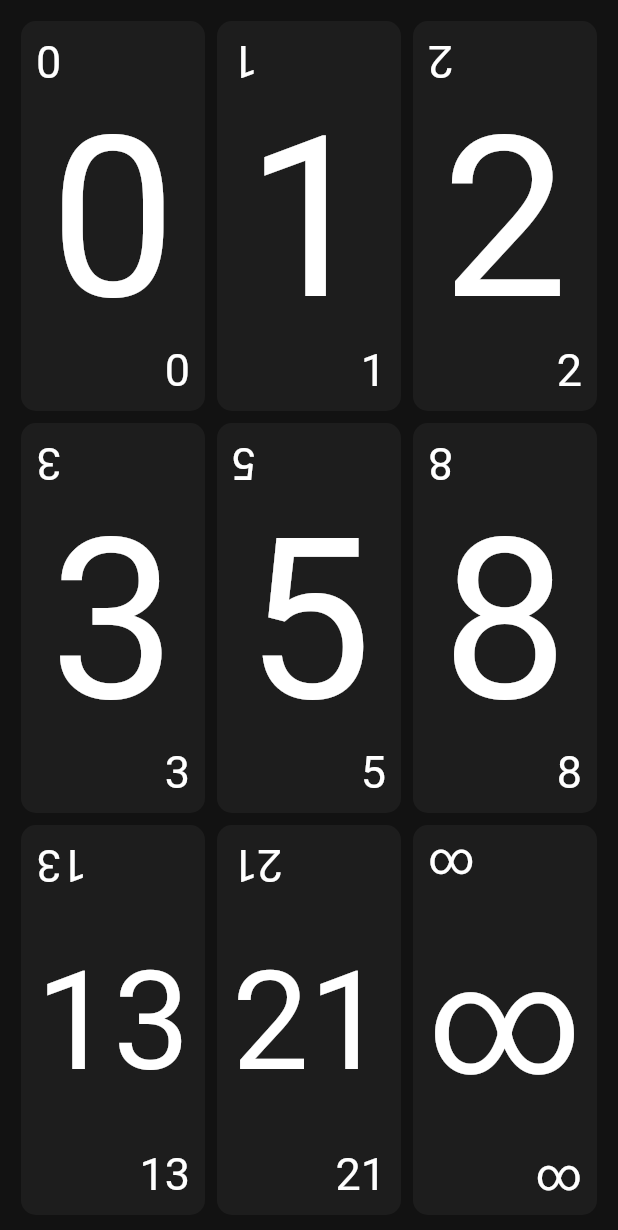
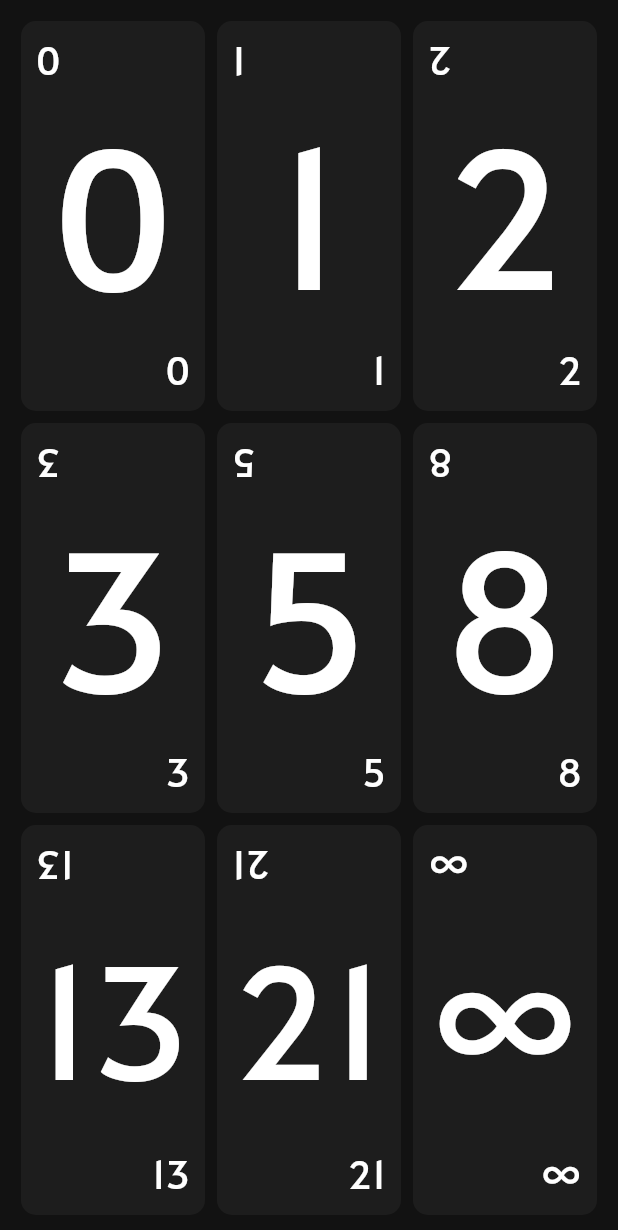
Before and after one commit to aafanasev/scrum-poker, a Flutter app: the screen it shows after launch, on a phone screen of 412 x 824 dp. Shown: the top 1230 px of the screen. Run offline on Flutter 3.47's test engine with Material 2 defaults, Android fonts, the phone set to English and light mode, and no system bars.

Commit message:
use manually imported fonts instead of google_fonts in order to support web

```diff
--- a/lib/widgets/card.dart
+++ b/lib/widgets/card.dart
@@ -1,5 +1,4 @@
 import 'package:flutter/widgets.dart';
-import 'package:google_fonts/google_fonts.dart';
 import 'package:provider/provider.dart';
 import 'package:scrum_poker/state/theme.dart';
 
@@ -53,10 +52,10 @@ class PokerCard extends StatelessWidget {
                     fit: BoxFit.contain,
                     child: Text(
                       value,
-                      style: GoogleFonts.alata(
-                        textStyle: TextStyle(
-                          color: textColor,
-                        ),
+                      textAlign: TextAlign.center,
+                      style: TextStyle(
+                        color: textColor,
+                        fontFamily: "Alata",
                       ),
                     ),
                   ),
@@ -70,10 +69,10 @@ class PokerCard extends StatelessWidget {
               fit: BoxFit.contain,
               child: Text(
                 value,
-                style: GoogleFonts.alata(
-                  textStyle: TextStyle(
-                    color: textColor,
-                  ),
+                textAlign: TextAlign.center,
+                style: TextStyle(
+                  color: textColor,
+                  fontFamily: "Alata",
                 ),
               ),
             ),
@@ -88,10 +87,10 @@ class PokerCard extends StatelessWidget {
                   fit: BoxFit.contain,
                   child: Text(
                     value,
-                    style: GoogleFonts.alata(
-                      textStyle: TextStyle(
-                        color: textColor,
-                      ),
+                    textAlign: TextAlign.center,
+                    style: TextStyle(
+                      color: textColor,
+                      fontFamily: "Alata",
                     ),
                   ),
                 ),
--- a/pubspec.yaml
+++ b/pubspec.yaml
@@ -10,7 +10,6 @@ dependencies:
   flutter:
     sdk: flutter
   provider: ^3.0.0
-  google_fonts: 0.3.2
 
 dev_dependencies:
   flutter_test:
@@ -21,3 +20,7 @@ dev_dependencies:
 
 flutter:
   uses-material-design: false
+  fonts:
+    - family: Alata
+      fonts:
+        - asset: fonts/Alata-Regular.ttf
```
Also changed, not shown: fonts/Alata-Regular.ttf (added), pubspec.lock.
